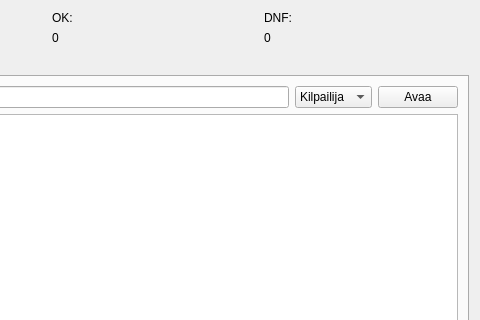
Above: gui/form/tuloksetform.ui from Hatell/Tulospalvelu before the change; both pictures show x 382 to 862 and y 0 to 320 of the 862 by 618 pixel window. Below: the same form after it.
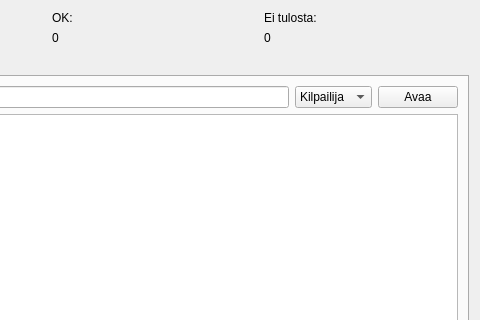
That is the form after the change.

Commit message: TuloksetForm: Muutettu DNF -> Ei tulosta.

What changed in the file:
```diff
--- a/gui/form/tuloksetform.ui
+++ b/gui/form/tuloksetform.ui
@@ -40,7 +40,7 @@
      <item row="0" column="3">
       <widget class="QLabel" name="label_4">
        <property name="text">
-        <string>DNF:</string>
+        <string>Ei tulosta:</string>
        </property>
       </widget>
      </item>
```
The commit also changes 1 other file.
